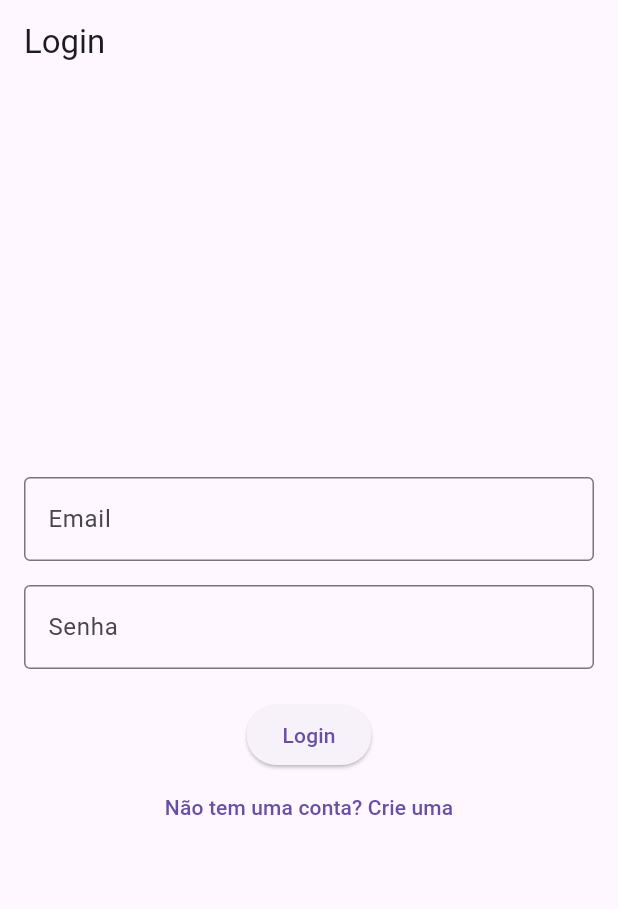
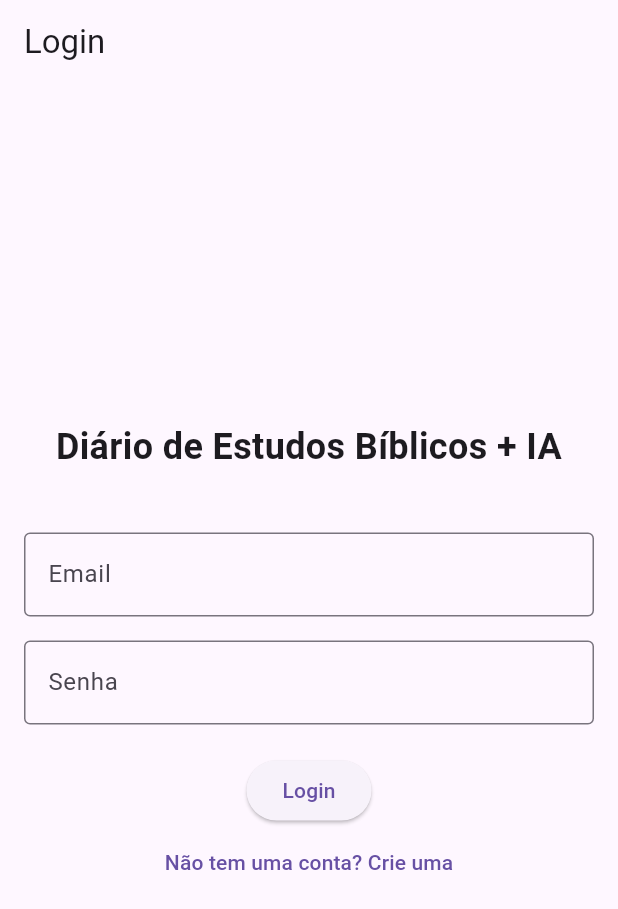
Before and after one commit to mylenosa/bible_study_app, a Flutter app: the screen it shows after launch, on a phone screen of 412 x 824 dp. Shown: the top 909 px of the screen. Run offline on Flutter 3.47's test engine with Material 3 defaults, Android fonts, the phone set to English and light mode, and no system bars; our stand-ins replace cloud_firestore, firebase_auth, firebase_core, flutter_dotenv, flutter_markdown, webview_flutter; accounts and stored records are empty.

Commit message:
Algumas melhorias

```diff
--- a/lib/main.dart
+++ b/lib/main.dart
@@ -1,18 +1,19 @@
 import 'package:flutter/material.dart';
 import 'package:firebase_core/firebase_core.dart';
 import 'package:flutter_dotenv/flutter_dotenv.dart';
-import 'package:myapp/pages/book_list_page.dart';
-import 'package:myapp/pages/home_page.dart';
-import 'package:myapp/pages/study_library_page.dart';
 import 'pages/auth_page.dart';
 import 'firebase_options.dart';
 
 void main() async {
+  // Garante que o Flutter está inicializado antes de chamar o Firebase
   WidgetsFlutterBinding.ensureInitialized();
+  // Carrega as variáveis de ambiente (como a sua chave da OpenAI)
   await dotenv.load(fileName: ".env");
+  // Inicia a ligação com o Firebase
   await Firebase.initializeApp(
     options: DefaultFirebaseOptions.currentPlatform,
   );
+  // Inicia a aplicação
   runApp(const MyApp());
 }
 
@@ -25,17 +26,11 @@ class MyApp extends StatelessWidget {
       title: 'Estudos Bíblicos',
       theme: ThemeData(
         primarySwatch: Colors.blue,
-        visualDensity: VisualDensity.adaptivePlatformDensity,
       ),
+      // A linha mais importante:
+      // A AuthPage é a página inicial e ela irá gerir o fluxo de autenticação.
+      home: const AuthPage(),
       debugShowCheckedModeBanner: false,
-      // A página de autenticação decide qual a primeira página a ser mostrada.
-      home: const AuthPage(),
-      // Definição das rotas nomeadas para uma navegação mais limpa.
-      routes: {
-        '/home': (context) => const HomePage(),
-        '/book-list': (context) => const BookListPage(),
-        '/study-library': (context) => const StudyLibraryPage(),
-      },
     );
   }
 }
--- a/lib/pages/auth_page.dart
+++ b/lib/pages/auth_page.dart
@@ -12,9 +12,19 @@ class AuthPage extends StatelessWidget {
       body: StreamBuilder<User?>(
         stream: FirebaseAuth.instance.authStateChanges(),
         builder: (context, snapshot) {
+          // 1. Enquanto o Firebase está a verificar o estado (a conectar)...
+          if (snapshot.connectionState == ConnectionState.waiting) {
+            // ...mostre um ecrã de carregamento. Isto quebra o loop.
+            return const Center(child: CircularProgressIndicator());
+          }
+
+          // 2. Se o Firebase já respondeu e tem um utilizador logado...
           if (snapshot.hasData) {
             return const HomePage();
-          } else {
+          }
+
+          // 3. Se o Firebase respondeu e não tem um utilizador logado...
+          else {
             return const LoginPage();
           }
         },
--- a/lib/pages/login_page.dart
+++ b/lib/pages/login_page.dart
@@ -49,7 +49,6 @@ class _LoginPageState extends State<LoginPage> {
             email: _emailController.text.trim(),
             password: _passwordController.text.trim());
       }
-      // A navegação será tratada pelo AuthPage, não é necessário Navigator.push aqui.
     } on FirebaseAuthException catch (e) {
       String errorMessage = 'Ocorreu um erro de autenticação.';
       if (e.code == 'user-not-found') {
@@ -77,11 +76,22 @@ class _LoginPageState extends State<LoginPage> {
   Widget build(BuildContext context) {
     return Scaffold(
       appBar: AppBar(title: Text(_isLogin ? 'Login' : 'Criar Conta')),
-      body: Padding(
+      body: Center(
+        child: SingleChildScrollView(
           padding: const EdgeInsets.all(16.0),
           child: Column(
             mainAxisAlignment: MainAxisAlignment.center,
             children: [
+              // Nome da aplicação adicionado aqui
+              const Text(
+                'Diário de Estudos Bíblicos + IA',
+                style: TextStyle(
+                  fontSize: 24,
+                  fontWeight: FontWeight.bold,
+                ),
+                textAlign: TextAlign.center,
+              ),
+              const SizedBox(height: 40),
               CustomTextField(controller: _emailController, labelText: 'Email'),
               const SizedBox(height: 16),
               CustomTextField(
@@ -104,6 +114,7 @@ class _LoginPageState extends State<LoginPage> {
             ],
           ),
         ),
+      ),
     );
   }
 }
--- a/lib/pages/verse_list_page.dart
+++ b/lib/pages/verse_list_page.dart
@@ -45,7 +45,7 @@ class VerseListPage extends StatelessWidget {
                     context,
                     MaterialPageRoute(
                       builder: (_) => StudyPage(
-                        verseText: '${bookName} ${verse.ref}: ${verse.text}',
+                        verseText: '$bookName ${verse.ref}: ${verse.text}',
                         verseRef: verse.ref,
                       ),
                     ),
```
Also changed, not shown: lib/pages/home_page.dart (+17 -1 lines), lib/pages/study_page.dart (+8 -4 lines), lib/services/openai_service.dart (+16 -11 lines). Lines whose indentation alone changed are shown as unchanged.
